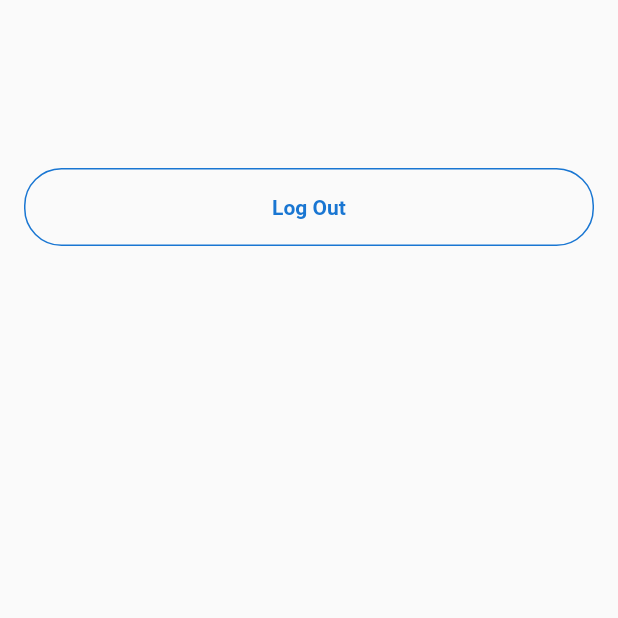
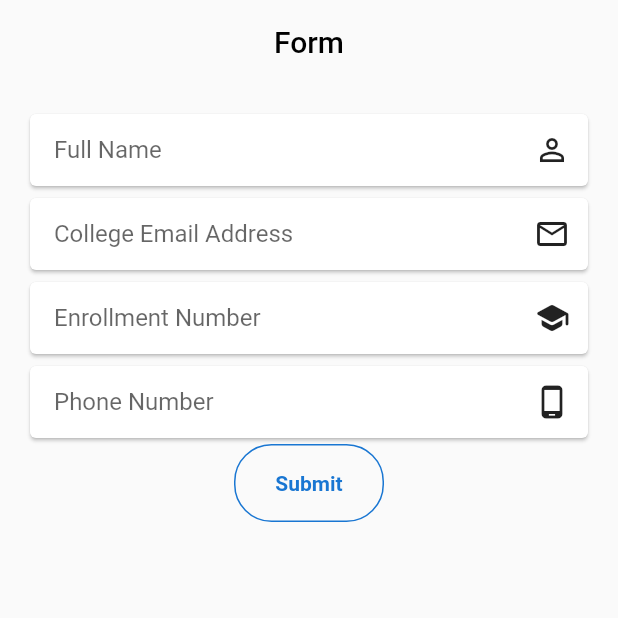
Before and after one commit to educate-app/Attendo-Mobile, a Flutter app: the screen it shows once a user with an empty profile is signed in, on a phone screen of 412 x 824 dp, the top half of it. Run offline on Flutter 3.47's test engine with Material 2 defaults, Android fonts, the phone set to English and light mode, and no system bars; our stand-ins replace firebase_auth, firebase_core, flutter_riverpod, font_awesome_flutter, google_sign_in; accounts and stored records are empty.

Commit message:
basic form (need more css)

```diff
--- a/lib/main.dart
+++ b/lib/main.dart
@@ -1,3 +1,4 @@
+import 'package:attendo/pages/form_page.dart';
 import 'package:firebase_core/firebase_core.dart';
 import 'package:flutter/material.dart';
 import 'package:flutter_riverpod/flutter_riverpod.dart';
@@ -43,7 +44,7 @@ class AuthChecker extends ConsumerWidget {
     final _authState = watch(authStateProvider);
     return _authState.when(
         data: (data) {
-          if (data != null) return HomePage();
+          if (data != null) return FormPage();
           return LoginPage();
         },
         loading: () => LoadingScreen(),
--- /dev/null
+++ b/lib/pages/form_page.dart
@@ -0,0 +1,77 @@
+import 'package:attendo/widgets/custom_button.dart';
+import 'package:attendo/widgets/custom_tile_widget.dart';
+import 'package:flutter/material.dart';
+
+class FormPage extends StatefulWidget {
+  const FormPage({Key? key}) : super(key: key);
+
+  @override
+  State<FormPage> createState() => _FormPageState();
+}
+
+class _FormPageState extends State<FormPage> {
+  final List<TextEditingController> _controllers = [];
+  @override
+  void initState() {
+    super.initState();
+    for (int i = 0; i < 4; i++) {
+      _controllers.add(TextEditingController());
+    }
+  }
+
+  @override
+  Widget build(BuildContext context) {
+    return GestureDetector(
+      onTap: () {
+        FocusScope.of(context).unfocus();
+      },
+      child: Scaffold(
+          appBar: AppBar(
+            title: const Text(
+              'Form',
+              style: TextStyle(color: Colors.black),
+            ),
+            backgroundColor: Theme.of(context).scaffoldBackgroundColor,
+            elevation: 0,
+            centerTitle: true,
+          ),
+          body: Form(
+            child: SingleChildScrollView(
+              physics: BouncingScrollPhysics(),
+              child: Padding(
+                padding: const EdgeInsets.all(16.0),
+                child: Column(
+                  children: [
+                    CustomTileWidget(
+                        controller: _controllers[0],
+                        title: 'Full Name',
+                        icon: Icons.person_outline_outlined,
+                        onClick: () {},
+                        inputType: TextInputType.text),
+                    CustomTileWidget(
+                        controller: _controllers[1],
+                        title: 'College Email Address',
+                        icon: Icons.mail_outline,
+                        onClick: () {},
+                        inputType: TextInputType.text),
+                    CustomTileWidget(
+                        controller: _controllers[2],
+                        title: 'Enrollment Number',
+                        icon: Icons.school_rounded,
+                        onClick: () {},
+                        inputType: TextInputType.number),
+                    CustomTileWidget(
+                        controller: _controllers[3],
+                        title: 'Phone Number',
+                        icon: Icons.phone_android_outlined,
+                        onClick: () {},
+                        inputType: TextInputType.number),
+                    CustomButton(onPressed: () {}, text: 'Submit')
+                  ],
+                ),
+              ),
+            ),
+          )),
+    );
+  }
+}
--- /dev/null
+++ b/lib/themes.dart
@@ -0,0 +1,7 @@
+import 'package:flutter/material.dart';
+
+class Themes {
+  static ThemeData themes(BuildContext context) => ThemeData(
+
+  );
+}
--- /dev/null
+++ b/lib/widgets/custom_button.dart
@@ -0,0 +1,30 @@
+import 'package:flutter/material.dart';
+
+class CustomButton extends StatelessWidget {
+  final VoidCallback onPressed;
+  final String text;
+  const CustomButton({
+    Key? key,
+    required this.onPressed,
+    required this.text,
+  }) : super(key: key);
+
+  @override
+  Widget build(BuildContext context) {
+    return MaterialButton(
+      onPressed: onPressed,
+      child: Text(
+        text,
+        style: TextStyle(fontWeight: FontWeight.w600),
+      ),
+      textColor: Colors.blue.shade700,
+      textTheme: ButtonTextTheme.primary,
+      minWidth: 100,
+      padding: const EdgeInsets.all(18),
+      shape: RoundedRectangleBorder(
+        borderRadius: BorderRadius.circular(25),
+        side: BorderSide(color: Colors.blue.shade700),
+      ),
+    );
+  }
+}
--- /dev/null
+++ b/lib/widgets/custom_tile_widget.dart
@@ -0,0 +1,41 @@
+import 'package:flutter/material.dart';
+
+class CustomTileWidget extends StatelessWidget {
+  final TextEditingController controller;
+  final String title;
+  final IconData icon;
+  final VoidCallback onClick;
+  final TextInputType inputType;
+  const CustomTileWidget({
+    Key? key,
+    required this.controller,
+    required this.title,
+    required this.icon,
+    required this.onClick,
+    required this.inputType,
+  }) : super(key: key);
+
+  @override
+  Widget build(BuildContext context) {
+    return Card(
+      child: Row(
+        children: [
+          Expanded(
+            child: TextFormField(
+              controller: controller,
+              autocorrect: true,
+              keyboardType: inputType,
+              decoration: InputDecoration(
+                hintText: title,
+                border: InputBorder.none,
+                contentPadding: EdgeInsets.only(left: 16),
+                alignLabelWithHint: true,
+              ),
+            ),
+          ),
+          IconButton(onPressed: onClick, icon: Icon(icon))
+        ],
+      ),
+    );
+  }
+}
```
